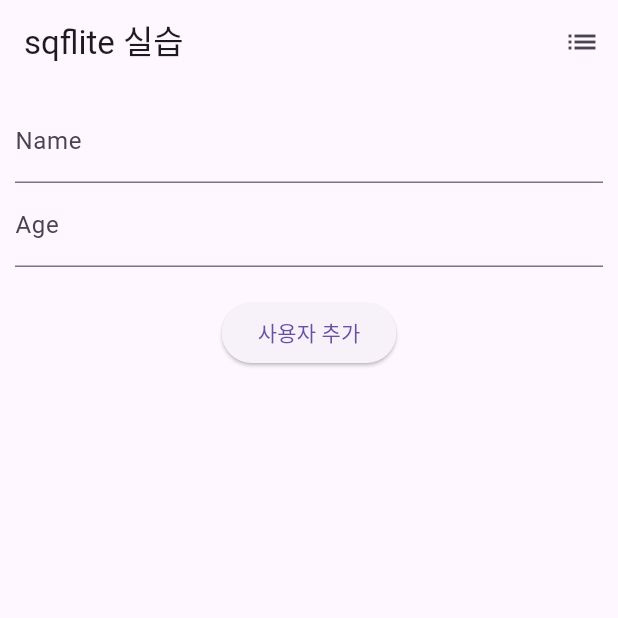
After one commit to ljs1990-tj/Flutter_Ex1_202505, a Flutter app: the UserInsertExam screen opened directly, on a phone screen of 412 x 824 dp, the top half of it. The commit adds this screen. Run offline on Flutter 3.47's test engine with Material 3 defaults, Android fonts, the phone set to English and light mode, and no system bars; our stand-ins replace carousel_slider, confetti, flutter_rating_bar, flutter_slidable, fluttertoast, google_fonts and 5 more; missing offline and left inert: shared_preferences_android; accounts and stored records are empty.

Commit message:
2025.05.29 5교시

```diff
--- a/lib/common/db.dart
+++ b/lib/common/db.dart
@@ -17,7 +17,42 @@ class DB {
           num REAL
         )
       ''');
+      await db.execute('''
+        CREATE TABLE TBL_USER (
+            ID INTEGER PRIMARY KEY AUTOINCREMENT,
+            NAME TEXT,
+            AGE INTEGER
+          )
+      ''');
+
     });
+  }
+
+  // 데이터 삽입(함수)
+  static Future<void> insertUser(String name, int age) async {
+    final db = await getDatabase();
+    await db.insert('TBL_USER', {'name': name, 'age': age});
+  }
+  // 데이터 조회(함수)
+  static Future<List<Map<String, dynamic>>> selectUser() async {
+    final db = await getDatabase();
+    return await db.query('TBL_USER');
+  }
+
+  // 데이터 삽입(함수)
+  static Future<void> updateUser(int userId, String name, int age) async {
+    final db = await getDatabase();
+    await db.update('TBL_USER', {'name': name, 'age': age},
+        where: 'id = ?', whereArgs: [userId]);
+  }
+  static Future<void> removeUser(int userId) async {
+    final db = await getDatabase();
+    await db.delete('TBL_USER', where: 'id = ?', whereArgs: [userId]);
+  }
+
+  static Future<List<Map<String, dynamic>>> loadUser(int userId) async {
+    final db = await getDatabase();
+    return await db.query('TBL_USER', where:"id = ?", whereArgs: [userId]);
   }
 
   // 데이터 삽입(함수)
--- /dev/null
+++ b/lib/day5/mainPage.dart
@@ -0,0 +1,15 @@
+import 'package:flutter/material.dart';
+import 'aPage.dart';
+
+void main() => runApp(MainPage());
+
+class MainPage extends StatelessWidget {
+  const MainPage({super.key});
+
+  @override
+  Widget build(BuildContext context) {
+    return MaterialApp(
+      home: APage(),
+    );
+  }
+}
--- /dev/null
+++ b/lib/sqflite_crud_user/UserInsert.dart
@@ -0,0 +1,73 @@
+import 'package:flutter/material.dart';
+import '/common/db.dart';
+
+void main() => runApp(UserInsert());
+
+class UserInsert extends StatelessWidget {
+  const UserInsert({super.key});
+
+  @override
+  Widget build(BuildContext context) {
+    return MaterialApp(
+      home : UserInsertExam()
+    );
+  }
+}
+
+class UserInsertExam extends StatefulWidget {
+  const UserInsertExam({super.key});
+
+  @override
+  State<UserInsertExam> createState() => _UserInsertExamState();
+}
+
+class _UserInsertExamState extends State<UserInsertExam> {
+  TextEditingController nameCtrl = TextEditingController();
+  TextEditingController ageCtrl = TextEditingController();
+
+  @override
+  Widget build(BuildContext context) {
+    return Scaffold(
+      appBar: AppBar(
+        title : Text("sqflite 실습"),
+        actions: [
+          IconButton(
+              onPressed: (){},
+              icon: Icon(Icons.list)
+          )
+        ],
+      ),
+      body : Padding(
+          padding: EdgeInsets.all(10),
+          child: Column(
+            children: [
+              TextField(
+                controller: nameCtrl,
+                decoration: InputDecoration(
+                  labelText: "Name"
+                ),
+              ),
+              TextField(
+                controller: ageCtrl,
+                decoration: InputDecoration(
+                    labelText: "Age"
+                ),
+              ),
+              SizedBox(height: 20,),
+              ElevatedButton(
+                  onPressed: () async {
+                    String name = nameCtrl.text;
+                    int age = int.tryParse(ageCtrl.text) ?? 0;
+
+                    await DB.insertUser(name, age);
+
+                  },
+                  child: Text("사용자 추가")
+              )
+            ],
+          ),
+      )
+
+    );
+  }
+}
--- a/pubspec.yaml
+++ b/pubspec.yaml
@@ -41,6 +41,7 @@ dependencies:
   percent_indicator:
   shared_preferences:
   flutter_slidable:
+  animations:
 
   # The following adds the Cupertino Icons font to your application.
   # Use with the CupertinoIcons class for iOS style icons.
```
Also changed, not shown: lib/day5/aPage.dart (added, +55 -0 lines), lib/day5/animationsEx.dart (added, +51 -0 lines), lib/day5/bPage.dart (added, +35 -0 lines), pubspec.lock.
